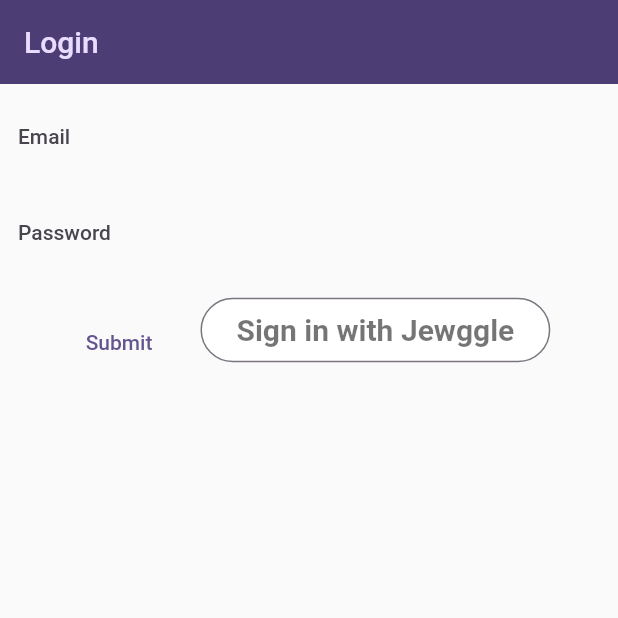
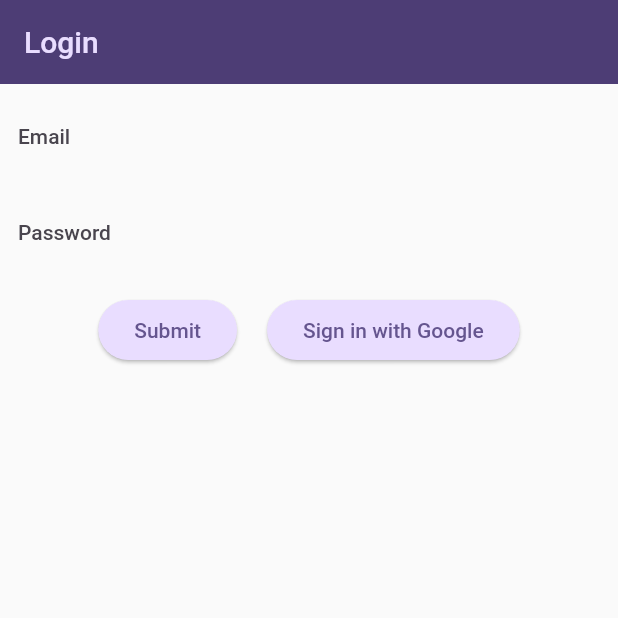
Before and after one commit to AarshKulkarni/SWD-Flutter-App, a Flutter app: the screen it shows after launch, on a phone screen of 412 x 824 dp, the top half of it. Run offline on Flutter 3.47's test engine with Material 2 defaults, Android fonts, the light colour scheme and no system bars; our stand-ins replace firebase_auth, firebase_core, google_fonts, google_sign_in; accounts and stored records are empty.

Commit message:
Added LogOut functionality

```diff
--- a/lib/screens/login_screen.dart
+++ b/lib/screens/login_screen.dart
@@ -89,8 +89,11 @@
             const SizedBox(
               height: 16,
             ),
-            Row(mainAxisAlignment: MainAxisAlignment.center, children: [
-              TextButton(
+            Row(
+                mainAxisAlignment: MainAxisAlignment.center,
+                crossAxisAlignment: CrossAxisAlignment.start,
+                children: [
+                  ElevatedButton(
                     child: const Text('Submit'),
                     onPressed: () {
                       _callLoginApi();
@@ -104,7 +107,8 @@
                     builder: (context, snapshot) {
                       if (snapshot.hasError) {
                         return const Text('Error initializing Firebase');
-                  } else if (snapshot.connectionState == ConnectionState.done) {
+                      } else if (snapshot.connectionState ==
+                          ConnectionState.done) {
                         return const GoogleSignInButton();
                       }
                       return const CircularProgressIndicator(
--- a/lib/widgets/google_sign_in_button.dart
+++ b/lib/widgets/google_sign_in_button.dart
@@ -21,7 +21,7 @@
           ? const CircularProgressIndicator(
               valueColor: AlwaysStoppedAnimation<Color>(Colors.white),
             )
-          : OutlinedButton(
+          : ElevatedButton(
               onPressed: () async {
                 setState(() {
                   _isSigningIn = true;
@@ -44,24 +44,8 @@
                   );
                 }
               },
-              style: ButtonStyle(
-                backgroundColor: MaterialStateProperty.all(Colors.white),
-                shape: MaterialStateProperty.all(
-                  RoundedRectangleBorder(
-                    borderRadius: BorderRadius.circular(40),
-                  ),
-                ),
-              ),
-              child: const Padding(
-                padding: EdgeInsets.fromLTRB(0, 10, 0, 10),
-                child: Text(
-                  'Sign in with Jewggle',
-                  style: TextStyle(
-                    fontSize: 20,
-                    color: Colors.black54,
-                    fontWeight: FontWeight.w600,
-                  ),
-                ),
+              child: const Text(
+                'Sign in with Google',
               )),
     );
   }
--- a/lib/widgets/main_drawer.dart
+++ b/lib/widgets/main_drawer.dart
@@ -1,5 +1,7 @@
 import 'package:flutter/material.dart';
+import 'package:swd_app/authentication.dart';
 import 'package:swd_app/screens/about_me.dart';
+import 'package:swd_app/screens/login_screen.dart';
 import 'package:swd_app/screens/req_resources_screen.dart';
 import 'package:swd_app/screens/user_list_screen.dart';
 
@@ -107,8 +109,12 @@
                 color: Theme.of(context).colorScheme.onBackground,
                 fontSize: 24),
           ),
-          onTap: () {
+          onTap: () async {
             //Implement Logout
+            await Authentication.signOut(context: context);
+            Navigator.of(context).pushAndRemoveUntil(
+                MaterialPageRoute(builder: (context) => const LoginPage()),
+                (route) => false);
           },
         )
       ]),
```
Also changed, not shown: lib/firebase_options.dart (added), 3 other files. Lines whose indentation alone changed are shown as unchanged.
